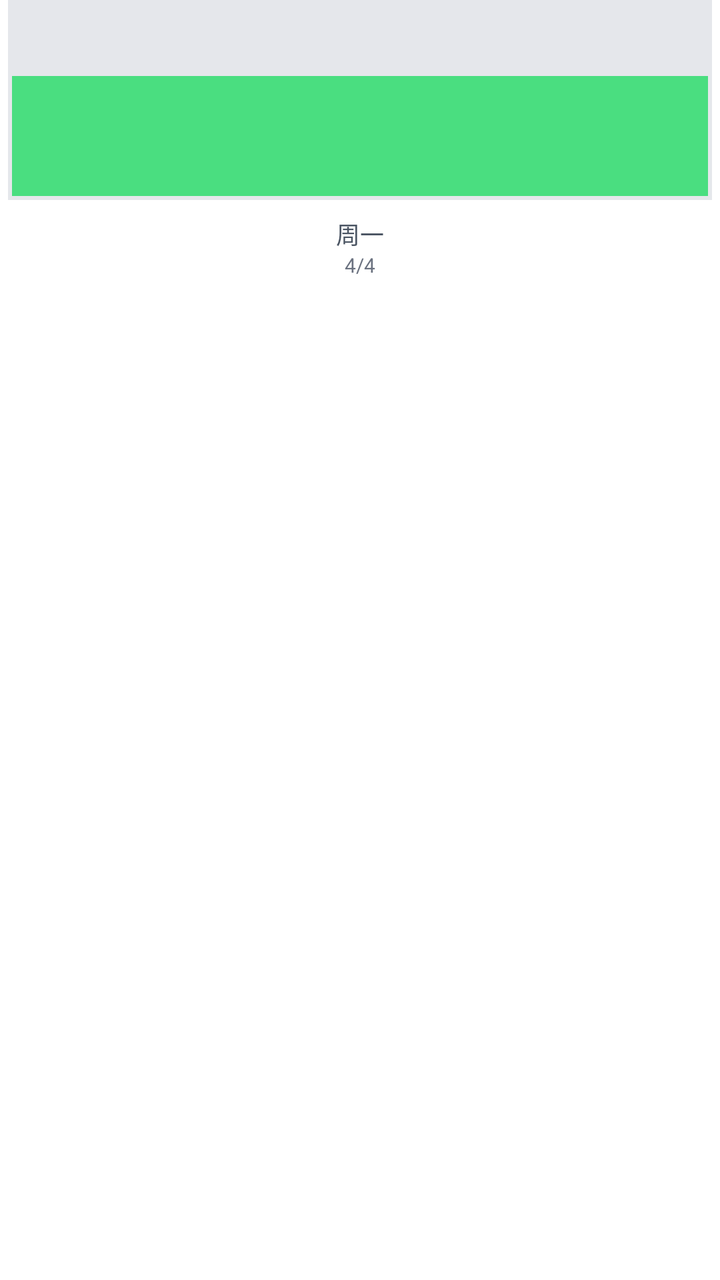
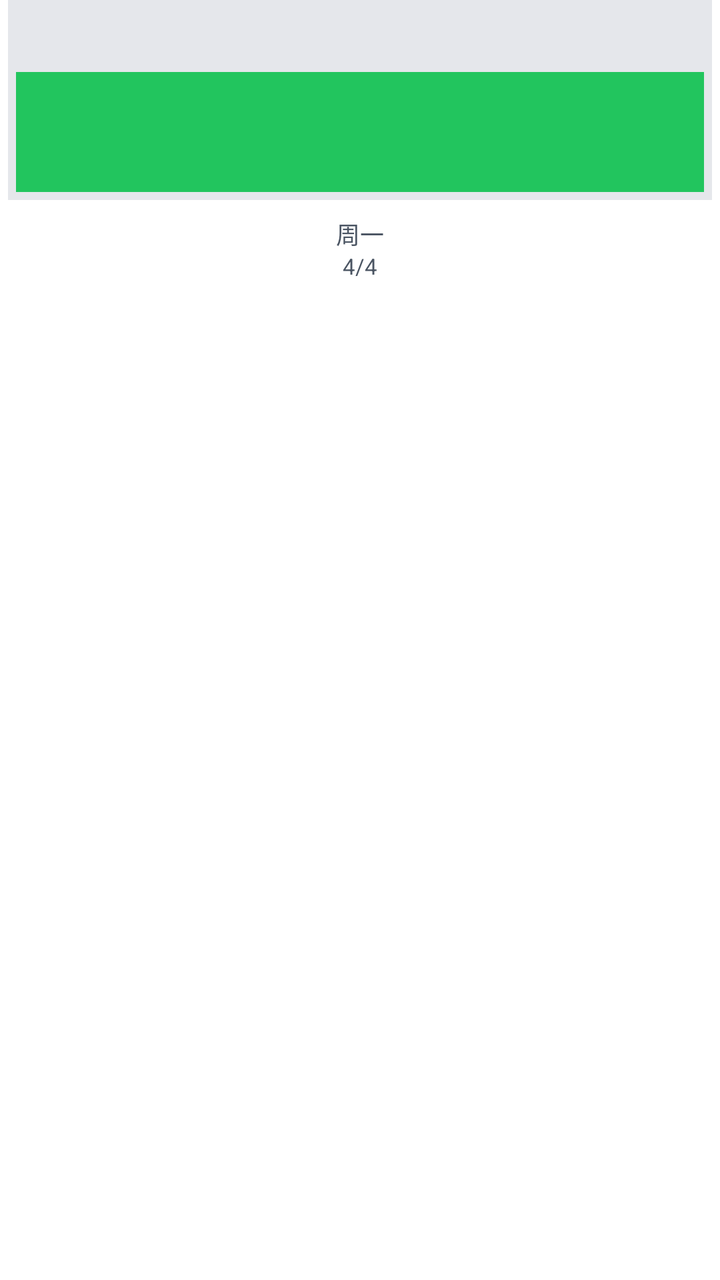

Two renders of the same Android screen: before a commit and after it. Below are the layout's source before the change and the commit's diff.
<!-- AndroidManifest.xml: application theme Theme.WinsRehab -->
<!-- res/layout/item_week_bar.xml -->
<?xml version="1.0" encoding="utf-8"?>
<LinearLayout xmlns:android="http://schemas.android.com/apk/res/android"
    android:layout_width="match_parent"
    android:layout_height="wrap_content"
    android:orientation="vertical"
    android:gravity="center_horizontal">

    
    <FrameLayout
        android:layout_width="match_parent"
        android:layout_height="100dp"
        android:background="#E5E7EB"
        android:layout_marginHorizontal="4dp"
        android:padding="2dp"> 

        
        
        <View
            android:id="@+id/viewBarFill"
            android:layout_width="match_parent"
            android:layout_height="60dp"
            android:layout_gravity="bottom"
            android:background="#4ADE80"/> 
    </FrameLayout>

    <TextView
        android:id="@+id/tvDay"
        android:layout_width="wrap_content"
        android:layout_height="wrap_content"
        android:layout_marginTop="8dp"
        android:text="周一"
        android:textSize="12sp"
        android:textColor="#4B5563"/>

    <TextView
        android:id="@+id/tvCount"
        android:layout_width="wrap_content"
        android:layout_height="wrap_content"
        android:text="4/4"
        android:textSize="10sp"
        android:textColor="#6B7280"/>
</LinearLayout>
<!-- resources referenced by this layout -->
<resources>
  <style name="Theme.WinsRehab" parent="Theme.MaterialComponents.DayNight.NoActionBar">
          <item name="buttonStyle">@style/MyRoundButton</item>
  
  
  
      </style>
  <style name="MyRoundButton">MyRoundButton
          <item name="android:background">@drawable/shape_btn_round</item>
  
      </style>
  <!-- drawable shape_btn_round (drawable) -->
  <?xml version="1.0" encoding="utf-8"?>
  <shape xmlns:android="http://schemas.android.com/apk/res/android">
  
      <corners android:radius="10dp"/>               
      <padding android:left="1dp" android:right="1dp"
        />
  </shape>
</resources>

<!-- the commit's change to res/layout/item_week_bar.xml (unified diff, before → after) -->
@@ -9,9 +9,9 @@
     <FrameLayout
         android:layout_width="match_parent"
         android:layout_height="100dp"
-        android:background="#E5E7EB"
-        android:layout_marginHorizontal="4dp"
-        android:padding="2dp"> 
+        android:background="@color/divider"
+        android:layout_marginHorizontal="@dimen/space_4"
+        android:padding="@dimen/space_4"> 
 
         
         
@@ -20,23 +20,21 @@
             android:layout_width="match_parent"
             android:layout_height="60dp"
             android:layout_gravity="bottom"
-            android:background="#4ADE80"/> 
+            android:background="@color/brand_patient_primary_light"/> 
     </FrameLayout>
 
     <TextView
         android:id="@+id/tvDay"
         android:layout_width="wrap_content"
         android:layout_height="wrap_content"
-        android:layout_marginTop="8dp"
-        android:text="周一"
-        android:textSize="12sp"
-        android:textColor="#4B5563"/>
+        android:layout_marginTop="@dimen/space_8"
+        android:text="周一" android:textAppearance="@style/TextAppearance.WinsRehab.Body12"
+        android:textColor="@color/on_surface_secondary"/>
 
     <TextView
         android:id="@+id/tvCount"
         android:layout_width="wrap_content"
         android:layout_height="wrap_content"
-        android:text="4/4"
-        android:textSize="10sp"
-        android:textColor="#6B7280"/>
+        android:text="4/4" android:textAppearance="@style/TextAppearance.WinsRehab.Caption11"
+        android:textColor="@color/on_surface_secondary"/>
 </LinearLayout>
<!-- resource entries referenced after the edit -->
@@ -1,5 +1,16 @@
 <!-- resources referenced by this layout -->
 <resources>
+  <color name="brand_patient_primary_light">#FF22C55E</color>
+  <color name="divider">#FFE5E7EB</color>
+  <color name="on_surface_secondary">#FF4B5563</color>
+  <dimen name="space_4">4dp</dimen>
+  <dimen name="space_8">8dp</dimen>
+  <style name="TextAppearance.WinsRehab.Body12">
+          <item name="android:textSize">12sp</item> 
+      </style>
+  <style name="TextAppearance.WinsRehab.Caption11">
+          <item name="android:textSize">11sp</item> 
+      </style>
   <style name="Theme.WinsRehab" parent="Theme.MaterialComponents.DayNight.NoActionBar">
           <item name="buttonStyle">@style/MyRoundButton</item>
   
@@ -14,9 +25,10 @@
   <?xml version="1.0" encoding="utf-8"?>
   <shape xmlns:android="http://schemas.android.com/apk/res/android">
   
-      <corners android:radius="10dp"/>               
-      <padding android:left="1dp" android:right="1dp"
+      <corners android:radius="@dimen/radius_8"/>               
+      <padding android:left="@dimen/space_4" android:right="@dimen/space_4"
         />
   </shape>
+  <dimen name="radius_8">8dp</dimen>
 </resources>
 
